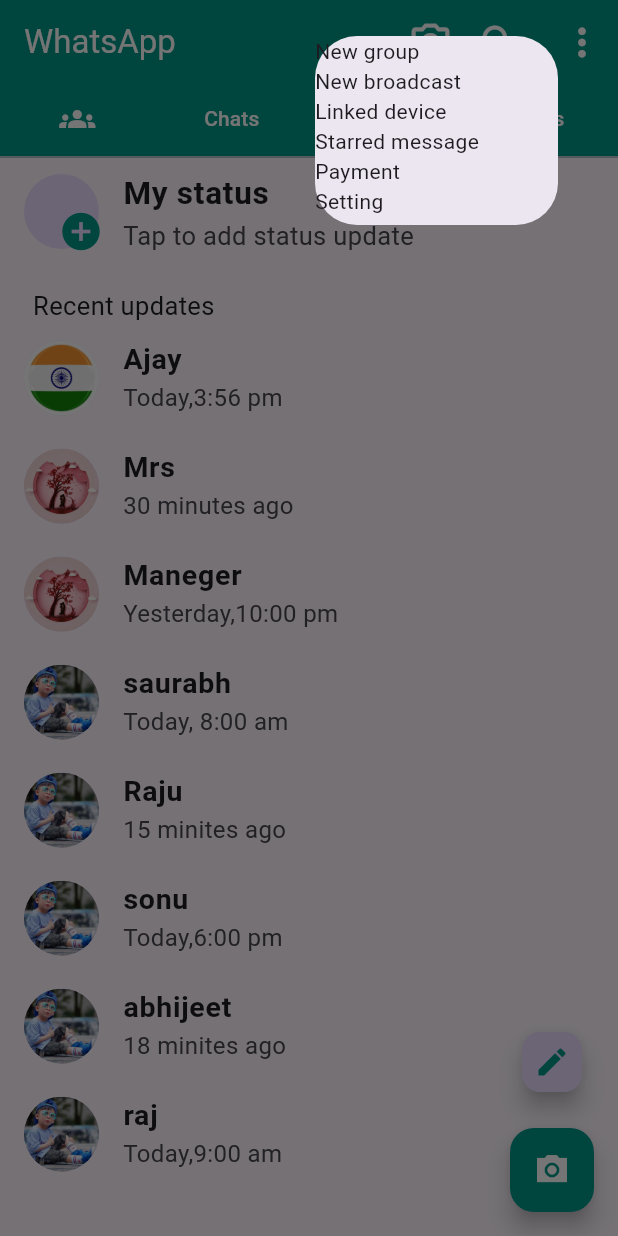
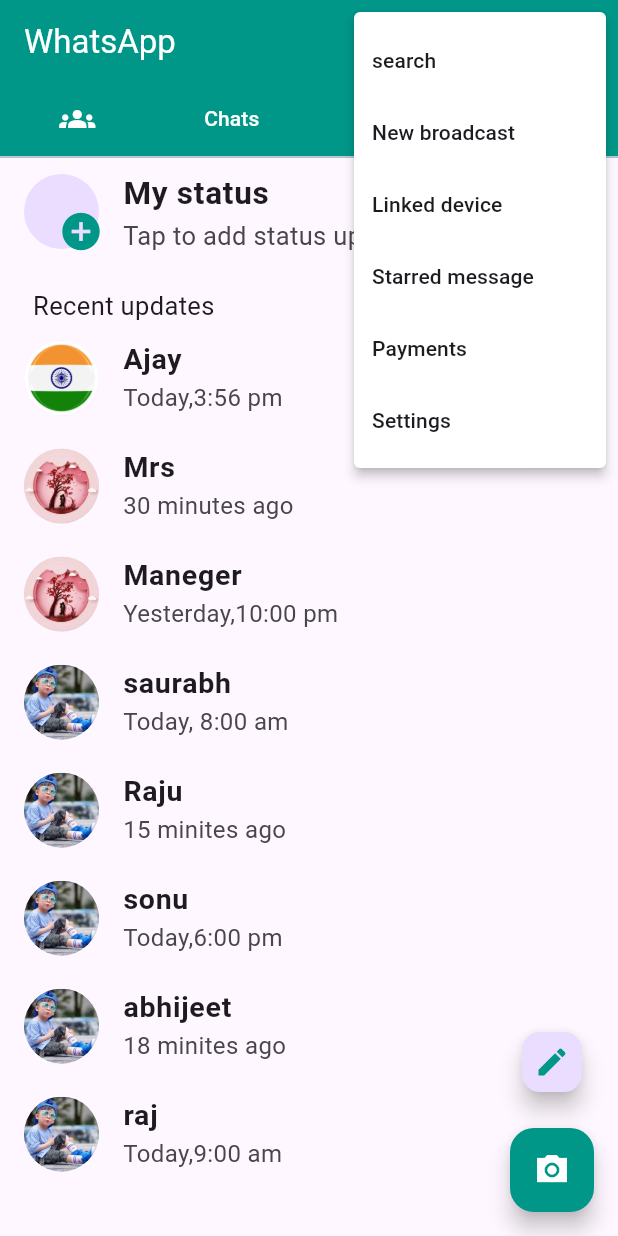
Before and after one commit to Ajaykumaryadav-Aj/whatsapp_clone, a Flutter app: the screen it shows after launch, tab 3 chosen, after a tap on the "more vert" icon, on a phone screen of 412 x 824 dp. Run offline on Flutter 3.47's test engine with Material 2 defaults, Android fonts, the phone set to English and light mode, and no system bars.

Commit message:
add popuomenu button

```diff
--- a/lib/screens/mywhatsapp.dart
+++ b/lib/screens/mywhatsapp.dart
@@ -1,6 +1,8 @@
 import 'package:flutter/material.dart';
 import 'package:whatsapp/screens/add_call.dart';
 import 'package:whatsapp/screens/create_status.dart';
+import 'package:whatsapp/screens/pop_up_menu.dart';
+import 'package:whatsapp/screens/settings.dart';
 import 'package:whatsapp/screens/status_edit_box.dart';
 
 import 'chat_box.dart';
@@ -30,37 +32,37 @@ class MyWhatsapp extends StatelessWidget {
               color: Colors.white,
               size: 30,
             ),
-            const Padding(
-              padding: EdgeInsets.all(8.0),
+            // Icon(Icons.abc_outlined),
+            PopupMenuButton(
+              color: Colors.white,
+              itemBuilder: (context) => [
+                const PopupMenuItem(
+                  child: Text('search'),
                 ),
-            IconButton(
-              onPressed: () {
-                showDialog(
-                  context: context,
-                  builder: (context) => const Padding(
-                    padding: EdgeInsets.fromLTRB(170, 0, 0, 650),
-                    child: Dialog(
-                      child: Column(
-                        // mainAxisSize: MainAxisSize.min,
-                        crossAxisAlignment: CrossAxisAlignment.start,
-                        children: [
-                          Text('New group'),
-                          Text('New broadcast'),
-                          Text('Linked device'),
-                          Text('Starred message'),
-                          Text('Payment'),
-                          Text('Setting'),
-                        ],
+                const PopupMenuItem(
+                  child: Text('New broadcast'),
                 ),
+                const PopupMenuItem(
+                  child: Text('Linked device'),
                 ),
+                const PopupMenuItem(
+                  child: Text('Starred message'),
+                ),
+                const PopupMenuItem(
+                  child: Text('Payments'),
+                ),
+                PopupMenuItem(
+                  onTap: () {
+                    Navigator.push(
+                      context,
+                      MaterialPageRoute(
+                        builder: (context) => const SettingScreen(),
                       ),
                     );
                   },
-              icon: const Icon(
-                Icons.more_vert,
-                size: 30,
-                color: Colors.white,
+                  child: const Text('Settings'),
                 ),
+              ],
             )
           ],
           title: const Text(
--- /dev/null
+++ b/lib/screens/settings.dart
@@ -0,0 +1,14 @@
+import 'package:flutter/material.dart';
+
+class SettingScreen extends StatelessWidget {
+  const SettingScreen({super.key});
+
+  @override
+  Widget build(BuildContext context) {
+    return Scaffold(
+      appBar: AppBar(
+        actions: [Icon(Icons.abc)],
+      ),
+    );
+  }
+}
```
Also changed, not shown: lib/screens/pop_up_menu.dart (added, +16 -0 lines). Lines whose indentation alone changed are shown as unchanged.
